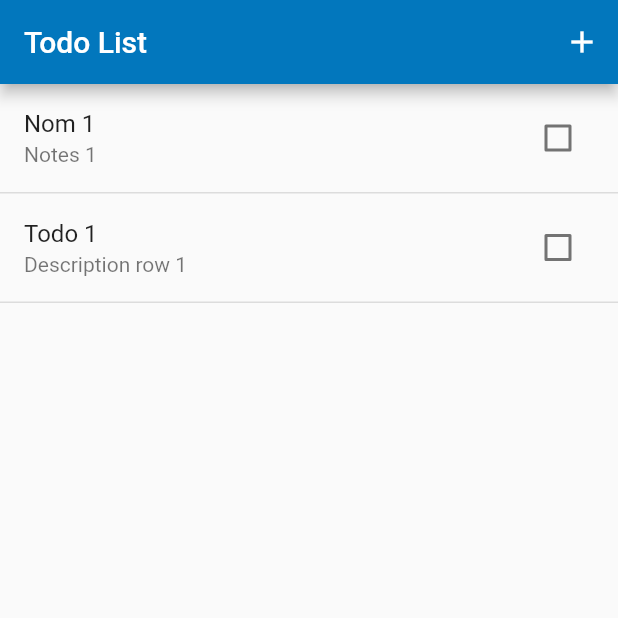
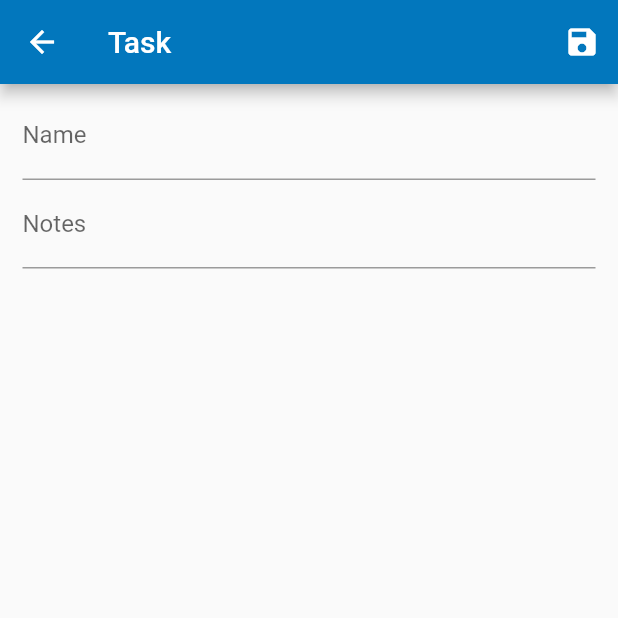
Before and after one commit to axellebot/Flutter-Todo, a Flutter app: the screen it shows after launch, after a tap on the "add" icon, on a phone screen of 412 x 824 dp, the top half of it. Run offline on Flutter 3.47's test engine with Material 2 defaults, Android fonts, the phone set to English and light mode, and no system bars.

Commit message:
[FEAT] Added Detail page
- Reformated code

```diff
--- /dev/null
+++ b/lib/views/TodoDetailPage.dart
@@ -0,0 +1,130 @@
+import 'package:flutter/foundation.dart';
+import 'package:flutter/material.dart';
+import 'package:todo/models/TodoItemModel.dart';
+import 'package:todo/views/TodoItemCell.dart';
+
+class TodoDetailPage extends StatefulWidget {
+  TodoDetailPage({Key key, this.item}) : super(key: key);
+
+  final TodoItemModel item;
+
+  // This widget is the home page of your application. It is stateful, meaning
+  // that it has a State object (defined below) that contains fields that affect
+  // how it looks.
+
+  // This class is the configuration for the state. It holds the values
+  // provided by the parent (in this case the App widget) and
+  // used by the build method of the State. Fields in a Widget subclass are
+  // always marked "final".
+
+  @override
+  _TodoDetailPageState createState() => new _TodoDetailPageState();
+}
+
+class _TodoDetailPageState extends State<TodoDetailPage> {
+  TextEditingController _nameController;
+  TextEditingController _notesController;
+
+  @override
+  void initState() {
+    super.initState();
+    _nameController =new TextEditingController(text: widget.item.name);
+    _notesController=new TextEditingController(text: widget.item.notes);
+  }
+
+  void _handleSave() {
+    Navigator.pop(context);
+  }
+
+  Widget _buildBody(BuildContext context) {
+    return new SingleChildScrollView(
+      child: new Padding(
+        padding: EdgeInsets.fromLTRB(15.0, 5.0, 15.0, 5.0),
+        child: new Column(
+          children: <Widget>[
+            new TextField(
+              controller: _nameController,
+              decoration: new InputDecoration(
+                labelText: "Name",
+              ),
+            ),
+            new TextField(
+              maxLines: null, // unlimited
+              controller: _notesController,
+              decoration: new InputDecoration(
+                labelText: "Notes",
+              ),
+            )
+          ],
+        ),
+      ),
+    );
+  }
+
+  @override
+  Widget build(BuildContext context) {
+    return new Scaffold(
+        appBar: new AppBar(
+          title: const Text('Task'),
+          actions: <Widget>[
+            new IconButton(
+              icon: const Icon(Icons.save),
+              onPressed: _handleSave,
+              tooltip: 'Save',
+            ),
+          ],
+        ),
+        body: new Builder(
+          builder: _buildBody,
+        ));
+  }
+}
+
+/// Keeps a Dart List in sync with an AnimatedList.
+///
+/// The [insert] and [removeAt] methods apply to both the internal list and the
+/// animated list that belongs to [listKey].
+///
+/// This class only exposes as much of the Dart List API as is needed by the
+/// sample app. More list methods are easily added, however methods that mutate the
+/// list must make the same changes to the animated list in terms of
+/// [AnimatedListState.insertItem] and [AnimatedList.removeItem].
+class ListModel<E> {
+  ListModel({
+    @required this.listKey,
+    @required this.removedItemBuilder,
+    Iterable<E> initialItems,
+  })  : assert(listKey != null),
+        assert(removedItemBuilder != null),
+        _elementList = new List<E>.from(initialItems ?? <E>[]);
+
+  final GlobalKey<AnimatedListState> listKey;
+  final dynamic removedItemBuilder;
+  final List<E> _elementList;
+
+  AnimatedListState get _animatedList => listKey.currentState;
+
+  void insert(int index, E item) {
+    _elementList.insert(index, item);
+    _animatedList.insertItem(index);
+  }
+
+  E removeAt(int index) {
+    final E removedItem = _elementList.removeAt(index);
+    if (removedItem != null) {
+      _animatedList.removeItem(
+        index,
+        (BuildContext context, Animation<double> animation) {
+          return removedItemBuilder(removedItem, context, animation);
+        },
+      );
+    }
+    return removedItem;
+  }
+
+  int get length => _elementList.length;
+
+  E operator [](int index) => _elementList[index];
+
+  int indexOf(E item) => _elementList.indexOf(item);
+}
--- a/lib/views/TodoListPage.dart
+++ b/lib/views/TodoListPage.dart
@@ -1,6 +1,7 @@
 import 'package:flutter/foundation.dart';
 import 'package:flutter/material.dart';
 import 'package:todo/models/TodoItemModel.dart';
+import 'package:todo/views/TodoDetailPage.dart';
 import 'package:todo/views/TodoItemCell.dart';
 
 class TodoListPage extends StatefulWidget {
@@ -60,25 +61,34 @@ class _TodoListPageState extends State<TodoListPage> {
   // TODO : Mutual access on list when item delete (cause crash on debug mode)
   void _handleDelete(int index, TodoItemModel todoItem) {
     _list._elementList.removeAt(index);
-    _list._animatedList.removeItem(index,
+    _list._animatedList.removeItem(
+      index,
       (BuildContext context, Animation<double> animation) {
         return null;
-    });
+      },
+    );
 
-    Scaffold.of(context).showSnackBar(new SnackBar(
+    Scaffold.of(context).showSnackBar(
+          new SnackBar(
             content: new Text('You deleted an item'),
             action: new SnackBarAction(
               label: 'UNDO',
               onPressed: () {
                 _handleCreate(index, todoItem);
-            })));
+              },
+            ),
+          ),
+        );
   }
 
   // Insert the "next item" into the list model.
-  void _createMockItem() {
-    final int index = _list.length;
-    _list.insert(
-        index, new TodoItemModel("Todo ${index}", "Description row ${index}"));
+  void _createTask() {
+    Navigator.push(
+      context,
+      new MaterialPageRoute(
+        builder: (context) => new TodoDetailPage(item: new TodoItemModel("", ""),),
+      ),
+    );
   }
 
   // Used to build list items that haven't been removed.
@@ -86,7 +96,10 @@ class _TodoListPageState extends State<TodoListPage> {
       BuildContext context, int index, Animation<double> animation) {
     TodoItemModel todoItem = _list._elementList.elementAt(index);
     return TodoItemCell(
-      onDelete: (DismissDirection direction) => _handleDelete(index, todoItem),
+      onDelete: (DismissDirection direction) => _handleDelete(
+            index,
+            todoItem,
+          ),
       todoItem: todoItem,
       animation: animation,
     );
@@ -109,7 +122,7 @@ class _TodoListPageState extends State<TodoListPage> {
           actions: <Widget>[
             new IconButton(
               icon: const Icon(Icons.add),
-              onPressed: _createMockItem,
+              onPressed: _createTask,
               tooltip: 'Create a new Task',
             ),
           ],
@@ -126,7 +139,7 @@ class _TodoListPageState extends State<TodoListPage> {
 /// This class only exposes as much of the Dart List API as is needed by the
 /// sample app. More list methods are easily added, however methods that mutate the
 /// list must make the same changes to the animated list in terms of
-/// [AnimatedListState.insertItem] and [AnimatedList.removeItem].
+/// [AnimatedListState..insertItem] and [AnimatedList.removeItem].
 class ListModel<E> {
   ListModel({
     @required this.listKey,
@@ -150,10 +163,12 @@ class ListModel<E> {
   E removeAt(int index) {
     final E removedItem = _elementList.removeAt(index);
     if (removedItem != null) {
-      _animatedList.removeItem(index,
+      _animatedList.removeItem(
+        index,
         (BuildContext context, Animation<double> animation) {
           return removedItemBuilder(removedItem, context, animation);
-      });
+        },
+      );
     }
     return removedItem;
   }
```
Also changed, not shown: lib/views/TodoItemCell.dart (+41 -11 lines). Lines whose indentation alone changed are shown as unchanged.
